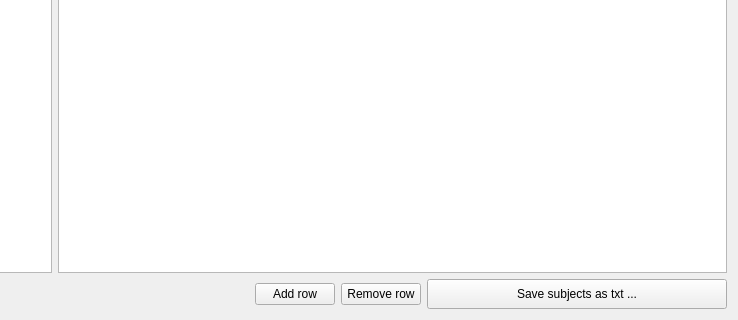
This is braphy/gui/ui_files/subject_data_widget.ui in softmatterlab/Braph-2.0-Python as Qt 5 draws it before an edit; both pictures show x 109 to 847 and y 409 to 729 of the 847 by 729 pixel window. The edited form follows.
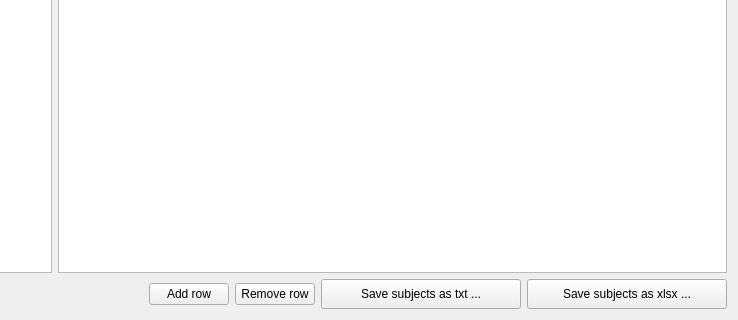
This is the edited form.

Commit message: Add xlsx as file format for saving subjects in cohort editor

```diff
--- a/braphy/gui/ui_files/subject_data_widget.ui
+++ b/braphy/gui/ui_files/subject_data_widget.ui
@@ -93,7 +93,7 @@
        </property>
        <property name="minimumSize">
         <size>
-         <width>300</width>
+         <width>200</width>
          <height>30</height>
         </size>
        </property>
@@ -102,6 +102,25 @@
        </property>
       </widget>
      </item>
+     <item>
+      <widget class="QPushButton" name="btnSaveSubjectsXlsx">
+       <property name="sizePolicy">
+        <sizepolicy hsizetype="Fixed" vsizetype="Fixed">
+         <horstretch>0</horstretch>
+         <verstretch>0</verstretch>
+        </sizepolicy>
+       </property>
+       <property name="minimumSize">
+        <size>
+         <width>200</width>
+         <height>30</height>
+        </size>
+       </property>
+       <property name="text">
+        <string>Save subjects as xlsx ...</string>
+       </property>
+      </widget>
+     </item>
     </layout>
    </item>
   </layout>
```
Left out of the diff: 2 changed lines with no effect on the pictures. The commit also changes 2 other files.
